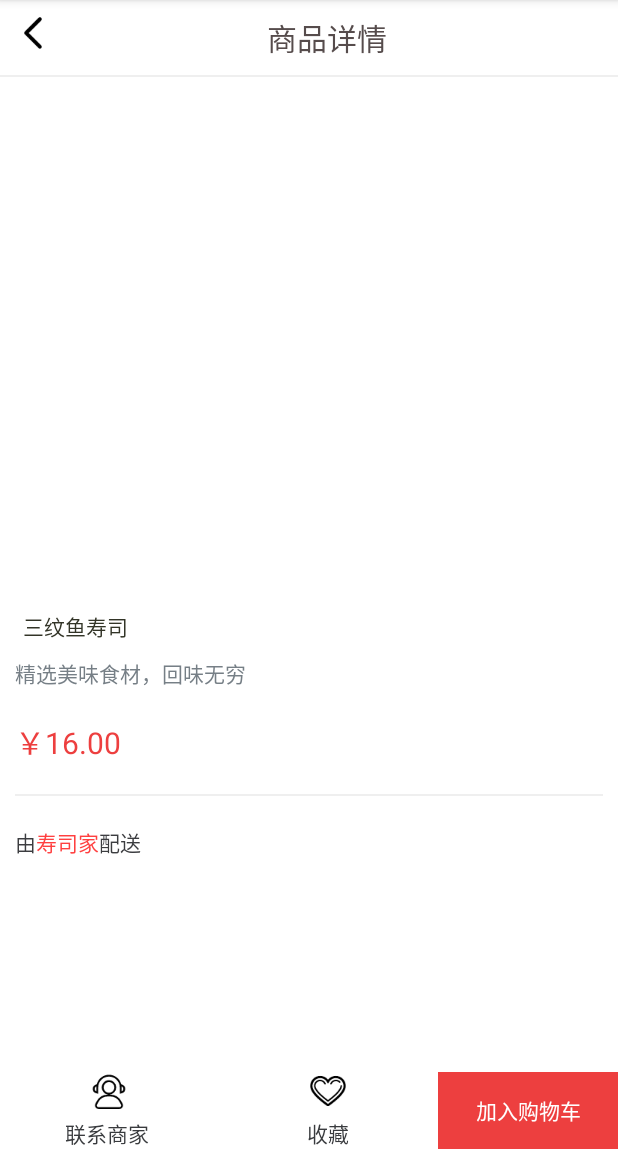
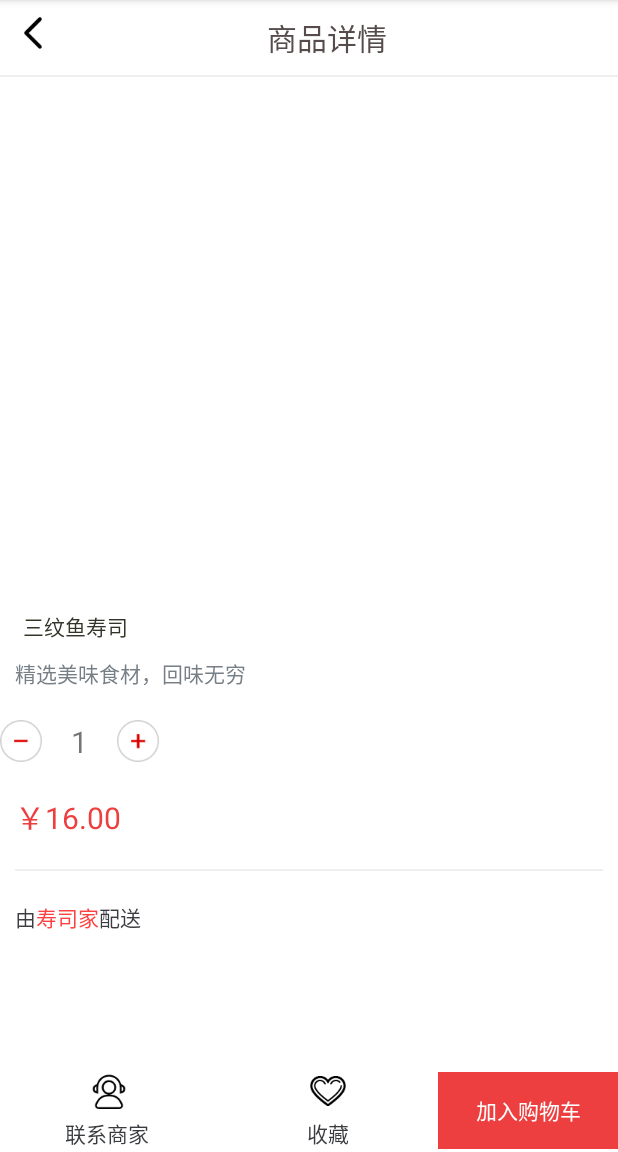
Before and after one commit to casualleftZ/shousi-master, an Android app: the GoodsActivity screen opened directly, with no data from a screen before it, on a phone screen of 412 x 824 dp, the part 84-1236 px from its top. Run offline under Robolectric (Android 15) with nearby library versions, the light colour scheme and no system bars.

Commit message:
美化布局

```diff
--- /dev/null
+++ b/app/src/main/java/comqwera/mingrisoft/shousi/activity/View/NumberAddSubView.java
@@ -0,0 +1,151 @@
+package comqwera.mingrisoft.shousi.activity.View;
+
+import android.annotation.TargetApi;
+import android.content.Context;
+import android.graphics.drawable.Drawable;
+import android.os.Build;
+import android.support.v7.widget.TintTypedArray;
+import android.util.AttributeSet;
+import android.view.View;
+import android.widget.ImageView;
+import android.widget.LinearLayout;
+import android.widget.TextView;
+
+
+import comqwera.mingrisoft.shousi.activity.activity.R;
+
+
+/**
+ * Created by Administrator on 2016/8/31.
+ */
+public class NumberAddSubView extends LinearLayout implements View.OnClickListener {
+    private ImageView btn_sub;
+    private ImageView btn_add;
+    private TextView tv_count;
+    private int value = 1;
+    private int minValue = 0;
+    private int maxValue = 100;
+
+    public int getValue() {
+        String countStr = tv_count.getText().toString().trim();//文本内容
+        if (countStr != null) {
+            value = Integer.valueOf(countStr);
+        }
+        return value;
+    }
+
+    public void setValue(int value) {
+        this.value = value;
+        tv_count.setText(String.valueOf(value));
+    }
+
+    public int getMinValue() {
+        return minValue;
+    }
+
+    public void setMinValue(int minValue) {
+        this.minValue = minValue;
+    }
+
+    public int getMaxValue() {
+        return maxValue;
+    }
+
+    public void setMaxValue(int maxValue) {
+        this.maxValue = maxValue;
+    }
+
+    public NumberAddSubView(Context context) {
+        this(context, null);
+    }
+
+    public NumberAddSubView(Context context, AttributeSet attrs) {
+        this(context, attrs, 0);
+    }
+
+    @TargetApi(Build.VERSION_CODES.JELLY_BEAN)
+    public NumberAddSubView(Context context, AttributeSet attrs, int defStyleAttr) {
+        super(context, attrs, defStyleAttr);
+        //把布局和当前类形成整体
+        View.inflate(context, R.layout.number_add_sub, this);
+        btn_sub = (ImageView) findViewById(R.id.btn_sub);
+        btn_add = (ImageView) findViewById(R.id.btn_add);
+        tv_count = (TextView) findViewById(R.id.tv_count);
+
+        getValue();
+
+        //设置点击事件
+        btn_add.setOnClickListener(this);
+        btn_sub.setOnClickListener(this);
+
+        if (attrs != null) {
+            //取出属性
+            TintTypedArray tintTypedArray = TintTypedArray.obtainStyledAttributes(context, attrs, R.styleable.NumberAddSubView);
+            int value = tintTypedArray.getInt(R.styleable.NumberAddSubView_value, 0);
+            if (value > 0) {
+                setValue(value);
+            }
+            int minValue = tintTypedArray.getInt(R.styleable.NumberAddSubView_minValue, 0);
+            if (value > 0) {
+                setMinValue(minValue);
+            }
+            int maxValue = tintTypedArray.getInt(R.styleable.NumberAddSubView_maxValue, 0);
+            if (value > 0) {
+                setMaxValue(maxValue);
+            }
+            Drawable addDrawable = tintTypedArray.getDrawable(R.styleable.NumberAddSubView_numberAddBackground);
+            if (addDrawable != null) {
+                btn_add.setImageDrawable(addDrawable);
+            }
+            Drawable subDrawable = tintTypedArray.getDrawable(R.styleable.NumberAddSubView_numberSubBackground);
+            if (subDrawable != null) {
+                btn_sub.setImageDrawable(subDrawable);
+            }
+        }
+    }
+
+    @Override
+    public void onClick(View v) {
+        if (v.getId() == R.id.btn_add) {
+            //加
+            addNumber();
+            if (onNumberChangeListener != null) {
+                onNumberChangeListener.addNumber(v, value);
+            }
+        } else {
+            //减
+            subNumber();
+            if (onNumberChangeListener != null) {
+                onNumberChangeListener.subNumner(v, value);
+            }
+        }
+    }
+
+    private void subNumber() {
+        if (value > minValue) {
+            value -= 1;
+        }
+        setValue(value);
+
+    }
+
+    private void addNumber() {
+        if (value < maxValue) {
+            value += 1;
+        }
+        setValue(value);
+    }
+
+    public interface OnNumberChangeListener {
+        //当按钮被点击的时候回调
+        void addNumber(View view, int value);
+
+        void subNumner(View view, int value);
+    }
+
+    private OnNumberChangeListener onNumberChangeListener;
+
+    public void setOnNumberChangeListener(OnNumberChangeListener onNumberChangeListener) {
+        this.onNumberChangeListener = onNumberChangeListener;
+    }
+}
--- a/app/src/main/java/comqwera/mingrisoft/shousi/activity/activity/GoodsActivity.java
+++ b/app/src/main/java/comqwera/mingrisoft/shousi/activity/activity/GoodsActivity.java
@@ -11,5 +11,6 @@ public class GoodsActivity extends AppCompatActivity {
     protected void onCreate(Bundle savedInstanceState) {
         super.onCreate(savedInstanceState);
         setContentView(R.layout.activity_goods);
+
     }
 }
--- a/app/src/main/java/comqwera/mingrisoft/shousi/activity/fragment/User_fragment.java
+++ b/app/src/main/java/comqwera/mingrisoft/shousi/activity/fragment/User_fragment.java
@@ -155,10 +155,7 @@ public class User_fragment extends Basefragment{
                 } else {
                     Bundle bundle = data.getExtras();
                      bitmap = (Bitmap) bundle.get("data");
-//                    bitmap = data.getParcelableExtra("data");
-//                }
-//                if (uri == null) {
-//                    uri = Uri.parse(MediaStore.Images.Media.insertImage(getActivity().getContentResolver(), bitmap, null, null));
+
                 }
                 img_show.setImageBitmap(bitmap);
             } catch (Exception e) {
--- a/app/src/main/res/drawable/bluebiankuang.xml
+++ b/app/src/main/res/drawable/bluebiankuang.xml
@@ -9,5 +9,5 @@
         android:left="1dp"
         android:right="1dp"
         android:top="1dp"/>
-    <corners android:radius="0dp"/>
+    <corners android:radius="1dp"/>
 </shape>
--- a/app/src/main/res/layout/activity_goods.xml
+++ b/app/src/main/res/layout/activity_goods.xml
@@ -72,6 +72,10 @@
                     android:padding="10dp"
                     android:text="精选美味食材，回味无穷"
                     android:textColor="#767f86" />
+                <comqwera.mingrisoft.shousi.activity.View.NumberAddSubView
+                        android:layout_width="wrap_content"
+                        android:layout_height="wrap_content">
+                </comqwera.mingrisoft.shousi.activity.View.NumberAddSubView>
 
                 <TextView
                     android:id="@+id/tv_good_info_price"
--- /dev/null
+++ b/app/src/main/res/layout/number_add_sub.xml
@@ -0,0 +1,31 @@
+<?xml version="1.0" encoding="utf-8"?>
+<LinearLayout xmlns:android="http://schemas.android.com/apk/res/android"
+              android:layout_width="wrap_content"
+              android:gravity="center"
+              android:layout_height="wrap_content">
+
+    <ImageView
+            android:id="@+id/btn_sub"
+            android:layout_width="wrap_content"
+            android:layout_height="wrap_content"
+            android:background="@mipmap/goods_sub_btn"
+            android:text="-"
+            android:textSize="20sp" />
+
+    <TextView
+            android:id="@+id/tv_count"
+            android:layout_width="50dp"
+            android:layout_height="50dp"
+            android:gravity="center"
+            android:text="1"
+            android:textSize="20sp" />
+
+    <ImageView
+            android:id="@+id/btn_add"
+            android:layout_width="wrap_content"
+            android:layout_height="wrap_content"
+            android:background="@mipmap/goods_add_btn"
+            android:text="+"
+            android:textSize="20sp" />
+
+</LinearLayout>
```
Also changed, not shown: app/src/main/java/comqwera/mingrisoft/shousi/activity/View/RoundImageView.java (added, +85 -0 lines), app/src/main/java/comqwera/mingrisoft/shousi/activity/activity/Login.java (+3 -9 lines), app/src/main/res/drawable/login.xml (added, +8 -0 lines), app/src/main/res/drawable/loginbutton.xml (added, +7 -0 lines), app/src/main/res/drawable/loginbutton2.xml (added, +7 -0 lines), app/src/main/res/layout/login.xml (+102 -61 lines), app/src/main/res/layout/user_activity.xml (+10 -6 lines), app/src/main/res/layout/zhuce.xml (+23 -7 lines), app/src/main/res/values/number_add_sub_view_attrs.xml (added, +11 -0 lines), app/src/main/res/mipmap-xhdpi/goods_add_btn.png (added), app/src/main/res/mipmap-xhdpi/goods_sub_btn.png (added), app/src/main/res/mipmap-xhdpi/loginbg.jpg (added).
